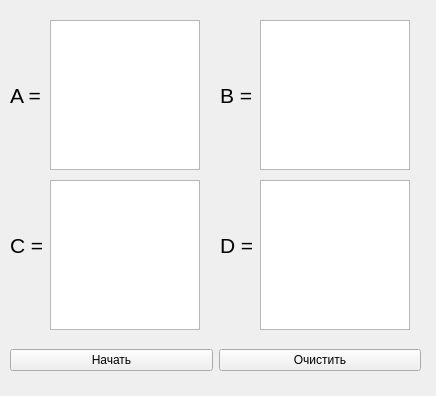
This is GUI/design.ui in RamiNaim/TAY_helper as Qt 5 draws it before an edit. The edited form follows.
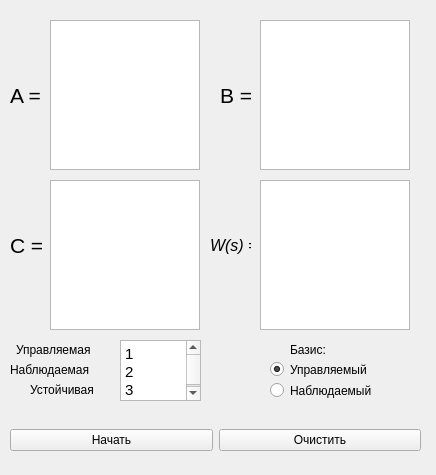
This is the edited form.

Commit message: final version, no comments, no Readme

The edit to the form file:
```diff
--- a/GUI/design.ui
+++ b/GUI/design.ui
@@ -7,7 +7,7 @@
     <x>0</x>
     <y>0</y>
     <width>436</width>
-    <height>396</height>
+    <height>475</height>
    </rect>
   </property>
   <property name="windowTitle">
@@ -89,14 +89,14 @@
    <widget class="QLabel" name="label_3">
     <property name="geometry">
      <rect>
-      <x>220</x>
+      <x>210</x>
       <y>230</y>
       <width>41</width>
       <height>31</height>
      </rect>
     </property>
     <property name="text">
-     <string>&lt;html&gt;&lt;head/&gt;&lt;body&gt;&lt;p&gt;&lt;span style=&quot; font-size:16pt;&quot;&gt;D = &lt;/span&gt;&lt;/p&gt;&lt;/body&gt;&lt;/html&gt;</string>
+     <string>&lt;html&gt;&lt;head/&gt;&lt;body&gt;&lt;p&gt;&lt;span style=&quot; font-size:12pt; font-style:italic;&quot;&gt;W(s) =&lt;/span&gt;&lt;/p&gt;&lt;/body&gt;&lt;/html&gt;</string>
     </property>
     <property name="textFormat">
      <enum>Qt::RichText</enum>
@@ -118,11 +118,11 @@
      <enum>Qt::RichText</enum>
     </property>
    </widget>
-   <widget class="QWidget" name="">
+   <widget class="QWidget" name="layoutWidget">
     <property name="geometry">
      <rect>
       <x>10</x>
-      <y>330</y>
+      <y>410</y>
       <width>411</width>
       <height>61</height>
      </rect>
@@ -144,6 +144,109 @@
      </item>
     </layout>
    </widget>
+   <widget class="QRadioButton" name="ControllRadioButton">
+    <property name="geometry">
+     <rect>
+      <x>270</x>
+      <y>358</y>
+      <width>131</width>
+      <height>23</height>
+     </rect>
+    </property>
+    <property name="text">
+     <string>Управляемый</string>
+    </property>
+    <property name="checked">
+     <bool>true</bool>
+    </property>
+   </widget>
+   <widget class="QRadioButton" name="ObserveRadioButton">
+    <property name="geometry">
+     <rect>
+      <x>270</x>
+      <y>380</y>
+      <width>131</width>
+      <height>21</height>
+     </rect>
+    </property>
+    <property name="text">
+     <string>Наблюдаемый</string>
+    </property>
+    <property name="checked">
+     <bool>false</bool>
+    </property>
+   </widget>
+   <widget class="QTextEdit" name="SystemQualitiesField">
+    <property name="geometry">
+     <rect>
+      <x>120</x>
+      <y>340</y>
+      <width>81</width>
+      <height>61</height>
+     </rect>
+    </property>
+    <property name="html">
+     <string>&lt;!DOCTYPE HTML PUBLIC &quot;-//W3C//DTD HTML 4.0//EN&quot; &quot;http://www.w3.org/TR/REC-html40/strict.dtd&quot;&gt;
+&lt;html&gt;&lt;head&gt;&lt;meta name=&quot;qrichtext&quot; content=&quot;1&quot; /&gt;&lt;style type=&quot;text/css&quot;&gt;
+p, li { white-space: pre-wrap; }
+&lt;/style&gt;&lt;/head&gt;&lt;body style=&quot; font-family:'Ubuntu'; font-size:11pt; font-weight:400; font-style:normal;&quot;&gt;
+&lt;p style=&quot; margin-top:0px; margin-bottom:0px; margin-left:0px; margin-right:0px; -qt-block-indent:0; text-indent:0px;&quot;&gt;1&lt;/p&gt;
+&lt;p style=&quot; margin-top:0px; margin-bottom:0px; margin-left:0px; margin-right:0px; -qt-block-indent:0; text-indent:0px;&quot;&gt;2&lt;/p&gt;
+&lt;p style=&quot; margin-top:0px; margin-bottom:0px; margin-left:0px; margin-right:0px; -qt-block-indent:0; text-indent:0px;&quot;&gt;3&lt;/p&gt;&lt;/body&gt;&lt;/html&gt;</string>
+    </property>
+   </widget>
+   <widget class="QLabel" name="label_5">
+    <property name="geometry">
+     <rect>
+      <x>16</x>
+      <y>340</y>
+      <width>101</width>
+      <height>20</height>
+     </rect>
+    </property>
+    <property name="text">
+     <string>Управляемая</string>
+    </property>
+   </widget>
+   <widget class="QLabel" name="label_6">
+    <property name="geometry">
+     <rect>
+      <x>10</x>
+      <y>360</y>
+      <width>101</width>
+      <height>20</height>
+     </rect>
+    </property>
+    <property name="text">
+     <string>Наблюдаемая</string>
+    </property>
+   </widget>
+   <widget class="QLabel" name="label_7">
+    <property name="geometry">
+     <rect>
+      <x>30</x>
+      <y>380</y>
+      <width>101</width>
+      <height>20</height>
+     </rect>
+    </property>
+    <property name="text">
+     <string>Устойчивая</string>
+    </property>
+   </widget>
+   <widget class="QLabel" name="label_8">
+    <property name="geometry">
+     <rect>
+      <x>290</x>
+      <y>340</y>
+      <width>101</width>
+      <height>20</height>
+     </rect>
+    </property>
+    <property name="text">
+     <string>Базис:</string>
+    </property>
+   </widget>
   </widget>
  </widget>
  <resources/>
```
Left out of the diff: 11 changed lines with no effect on the pictures. The commit also changes 2 other files.
